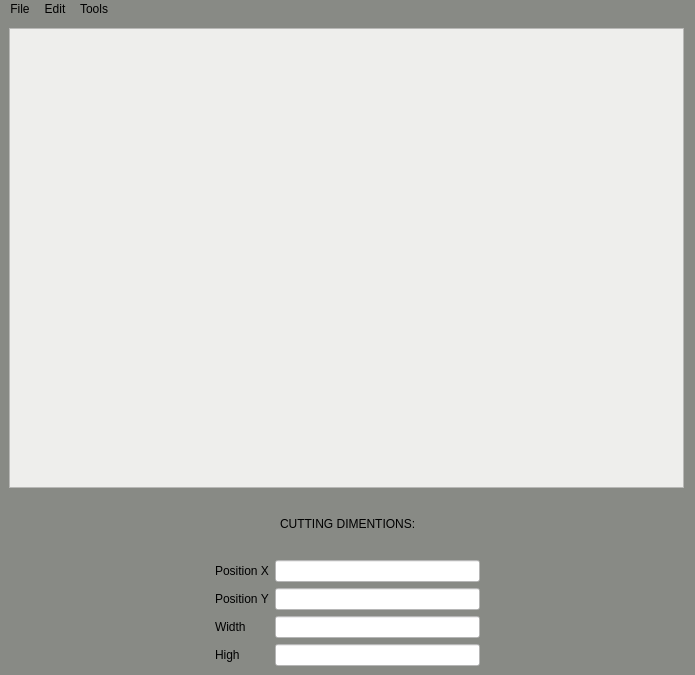
The window that Source/mainwindow.ui (mjcarranza/Image-Recovery-Rent-a-Car) describes before a commit, drawn with Qt 5.
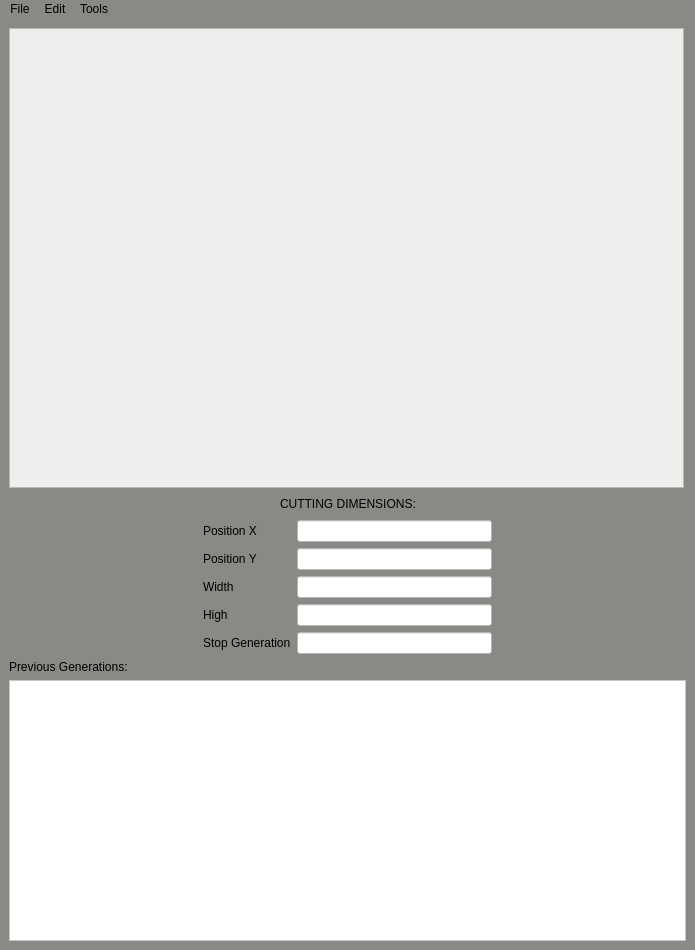
The same window after the commit.

Commit message: Update for showing previous generation

```diff
--- a/Source/mainwindow.ui
+++ b/Source/mainwindow.ui
@@ -7,13 +7,13 @@
     <x>0</x>
     <y>0</y>
     <width>695</width>
-    <height>675</height>
+    <height>950</height>
    </rect>
   </property>
   <property name="maximumSize">
    <size>
     <width>700</width>
-    <height>675</height>
+    <height>950</height>
    </size>
   </property>
   <property name="windowTitle">
@@ -65,7 +65,7 @@
 color: rgb(0, 0, 0);</string>
         </property>
         <property name="text">
-         <string>CUTTING DIMENTIONS:</string>
+         <string>CUTTING DIMENSIONS:</string>
         </property>
        </widget>
       </item>
@@ -184,8 +184,55 @@
         </property>
        </widget>
       </item>
+      <item row="3" column="1">
+       <widget class="QLabel" name="label_4">
+        <property name="styleSheet">
+         <string notr="true">font: 57 15pt &quot;aakar&quot;;
+color: rgb(0, 0, 0);</string>
+        </property>
+        <property name="text">
+         <string>High</string>
+        </property>
+       </widget>
+      </item>
+      <item row="4" column="1">
+       <widget class="QLabel" name="label_6">
+        <property name="styleSheet">
+         <string notr="true">font: 57 15pt &quot;aakar&quot;;
+color: rgb(0, 0, 0);</string>
+        </property>
+        <property name="text">
+         <string>Stop Generation</string>
+        </property>
+       </widget>
+      </item>
+      <item row="4" column="3">
+       <widget class="QLineEdit" name="stplineEdit">
+        <property name="styleSheet">
+         <string notr="true">background-color: rgb(255, 255, 255);</string>
+        </property>
+       </widget>
+      </item>
      </layout>
     </item>
+    <item>
+     <widget class="QLabel" name="label_7">
+      <property name="styleSheet">
+       <string notr="true">font: 57 20pt &quot;aakar&quot;;
+color: rgb(0, 0, 0);</string>
+      </property>
+      <property name="text">
+       <string>Previous Generations:</string>
+      </property>
+     </widget>
+    </item>
+    <item>
+     <widget class="QGraphicsView" name="solGraphicsView">
+      <property name="styleSheet">
+       <string notr="true">background-color: rgb(255, 255, 255);</string>
+      </property>
+     </widget>
+    </item>
    </layout>
   </widget>
   <widget class="QMenuBar" name="menubar">
```
Left out of the diff: 107 changed lines with no effect on the pictures. The commit also changes 15 other files.
